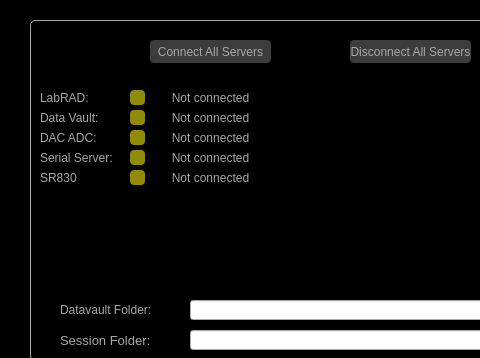
zxiazxia/LabRAD-Device-Electrical_Measurement-ONline_Software, file DEMONS GUI/Labrad Connect/LabRADConnect.ui: the form before one commit; both pictures show x 0 to 480 and y 0 to 358 of the 629 by 600 pixel window.
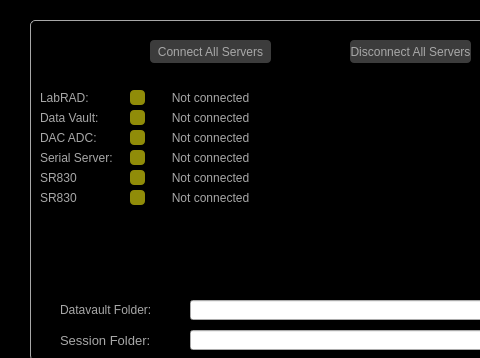
The form after the commit. Icons and pictures are not drawn.

What changed in the file:
```diff
--- a/DEMONS GUI/Labrad Connect/LabRADConnect.ui
+++ b/DEMONS GUI/Labrad Connect/LabRADConnect.ui
@@ -480,6 +480,62 @@
       <set>Qt::AlignCenter</set>
      </property>
     </widget>
+    <widget class="QLabel" name="label_8">
+     <property name="geometry">
+      <rect>
+       <x>10</x>
+       <y>170</y>
+       <width>80</width>
+       <height>15</height>
+      </rect>
+     </property>
+     <property name="styleSheet">
+      <string notr="true">
+color:rgb(168,168,168)</string>
+     </property>
+     <property name="text">
+      <string>SR830</string>
+     </property>
+    </widget>
+    <widget class="QPushButton" name="pushButton_SR860">
+     <property name="geometry">
+      <rect>
+       <x>100</x>
+       <y>170</y>
+       <width>15</width>
+       <height>15</height>
+      </rect>
+     </property>
+     <property name="styleSheet">
+      <string notr="true">#pushButton_SR860{
+background: rgb(144, 140, 9);
+ border-radius: 4px;
+}</string>
+     </property>
+     <property name="text">
+      <string/>
+     </property>
+    </widget>
+    <widget class="QLabel" name="label_SR860">
+     <property name="geometry">
+      <rect>
+       <x>120</x>
+       <y>170</y>
+       <width>121</width>
+       <height>16</height>
+      </rect>
+     </property>
+     <property name="styleSheet">
+      <string notr="true">
+color:rgb(168,168,168)</string>
+     </property>
+     <property name="text">
+      <string>Not connected</string>
+     </property>
+     <property name="alignment">
+      <set>Qt::AlignCenter</set>
+     </property>
+    </widget>
    </widget>
   </widget>
  </widget>
```
